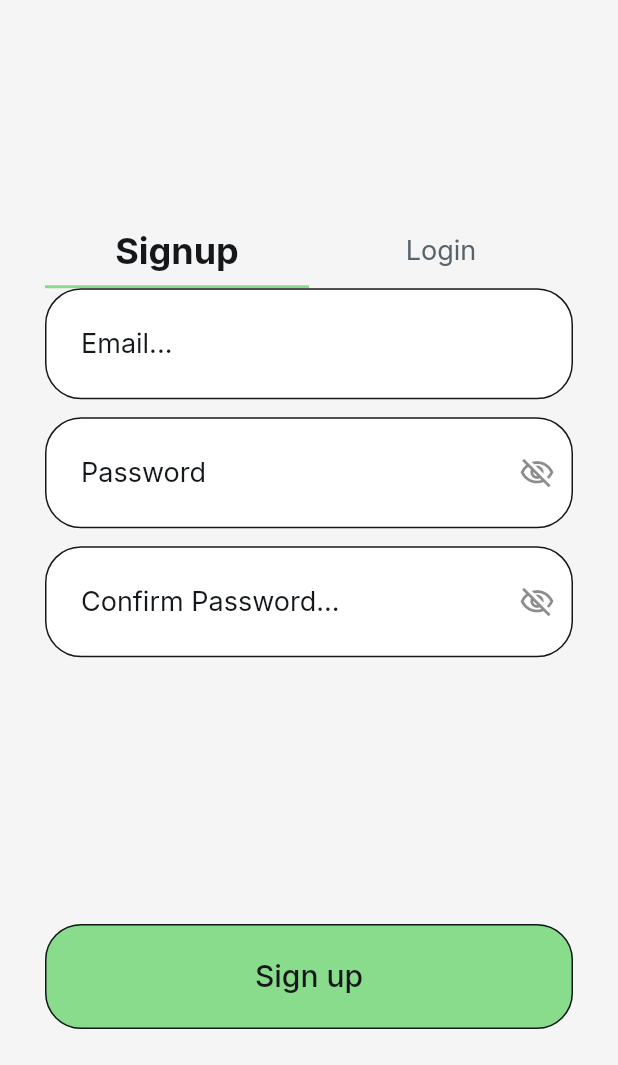
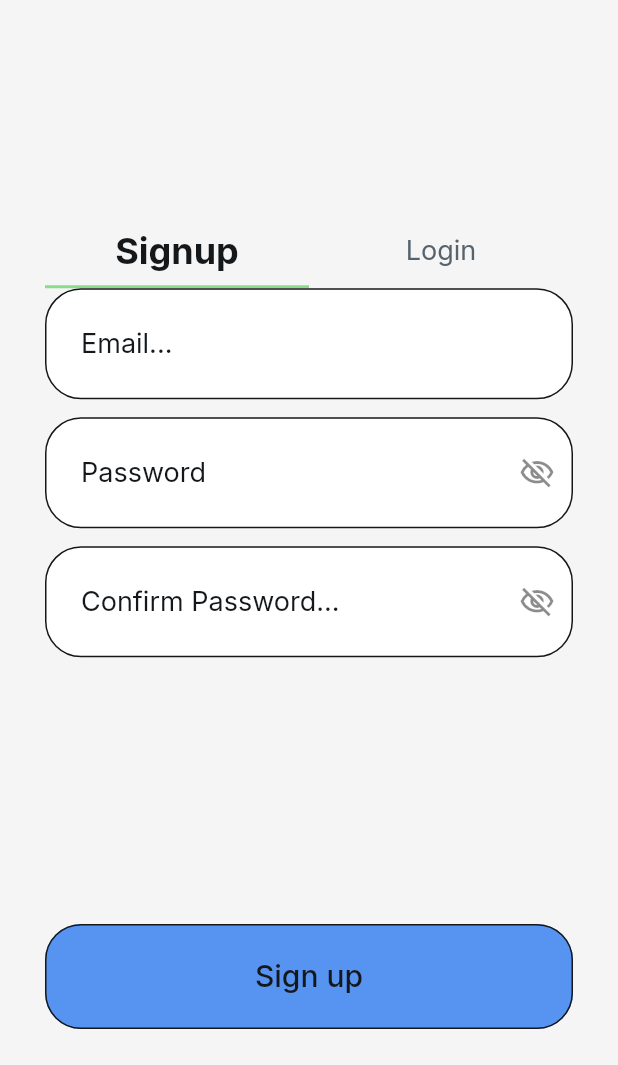
Before and after one commit to alejandrog117/TodoApp-FlutterFlow, a Flutter app: the screen it shows after launch, on a phone screen of 412 x 824 dp, the part 171-1236 px from its top. Run offline on Flutter 3.47's test engine with Material 3 defaults, Android fonts, the phone set to English and light mode, and no system bars; drawn by our look-alikes of auto_size_text; our stand-ins replace cloud_firestore, easy_debounce, file_picker, firebase_auth, firebase_core, firebase_storage and 12 more; missing offline and left inert: json_path, mime_type; accounts and stored records are empty.

Commit message:
Updating to latest FlutterFlow output.

```diff
--- a/lib/components/add_task_widget.dart
+++ b/lib/components/add_task_widget.dart
@@ -244,7 +244,7 @@ class _AddTaskWidgetState extends State<AddTaskWidget> {
                 height: 70.0,
                 padding: const EdgeInsetsDirectional.fromSTEB(16.0, 0.0, 16.0, 0.0),
                 iconPadding: const EdgeInsetsDirectional.fromSTEB(0.0, 0.0, 0.0, 0.0),
-                color: FlutterFlowTheme.of(context).primary,
+                color: FlutterFlowTheme.of(context).secondary,
                 textStyle: FlutterFlowTheme.of(context).titleSmall.override(
                       fontFamily: 'Inter',
                       color: FlutterFlowTheme.of(context).primaryText,
--- a/lib/details/details_widget.dart
+++ b/lib/details/details_widget.dart
@@ -315,7 +315,7 @@ class _DetailsWidgetState extends State<DetailsWidget> {
                                   16.0, 0.0, 16.0, 0.0),
                               iconPadding: const EdgeInsetsDirectional.fromSTEB(
                                   0.0, 0.0, 0.0, 0.0),
-                              color: FlutterFlowTheme.of(context).primary,
+                              color: FlutterFlowTheme.of(context).secondary,
                               textStyle: FlutterFlowTheme.of(context)
                                   .titleSmall
                                   .override(
--- a/lib/login/login_widget.dart
+++ b/lib/login/login_widget.dart
@@ -766,7 +766,7 @@ class _LoginWidgetState extends State<LoginWidget>
                                   16.0, 0.0, 16.0, 0.0),
                               iconPadding: const EdgeInsetsDirectional.fromSTEB(
                                   0.0, 0.0, 0.0, 0.0),
-                              color: FlutterFlowTheme.of(context).primary,
+                              color: FlutterFlowTheme.of(context).secondary,
                               textStyle: FlutterFlowTheme.of(context)
                                   .titleSmall
                                   .override(
@@ -836,7 +836,7 @@ class _LoginWidgetState extends State<LoginWidget>
                                   16.0, 0.0, 16.0, 0.0),
                               iconPadding: const EdgeInsetsDirectional.fromSTEB(
                                   0.0, 0.0, 0.0, 0.0),
-                              color: FlutterFlowTheme.of(context).primary,
+                              color: FlutterFlowTheme.of(context).secondary,
                               textStyle: FlutterFlowTheme.of(context)
                                   .titleSmall
                                   .override(
--- a/lib/onboarding/onboarding_widget.dart
+++ b/lib/onboarding/onboarding_widget.dart
@@ -470,7 +470,7 @@ class _OnboardingWidgetState extends State<OnboardingWidget> {
                         const EdgeInsetsDirectional.fromSTEB(16.0, 0.0, 16.0, 0.0),
                     iconPadding:
                         const EdgeInsetsDirectional.fromSTEB(0.0, 0.0, 0.0, 0.0),
-                    color: FlutterFlowTheme.of(context).primary,
+                    color: FlutterFlowTheme.of(context).secondary,
                     textStyle: FlutterFlowTheme.of(context).titleSmall.override(
                           fontFamily: 'Inter',
                           color: FlutterFlowTheme.of(context).primaryText,
```
